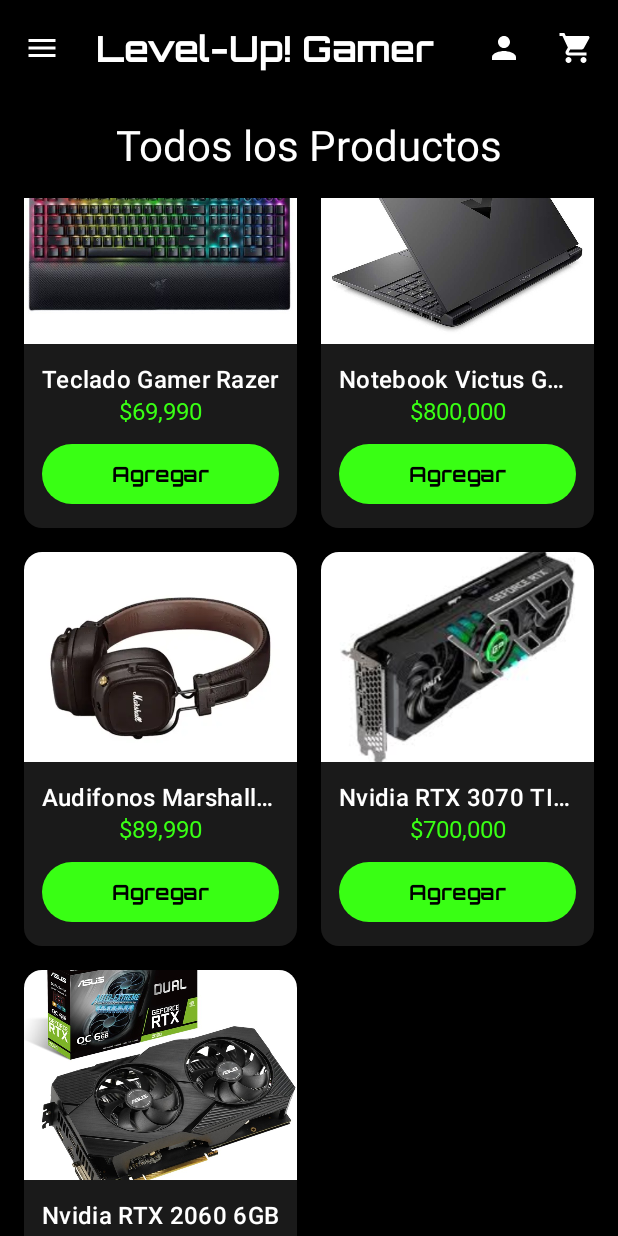
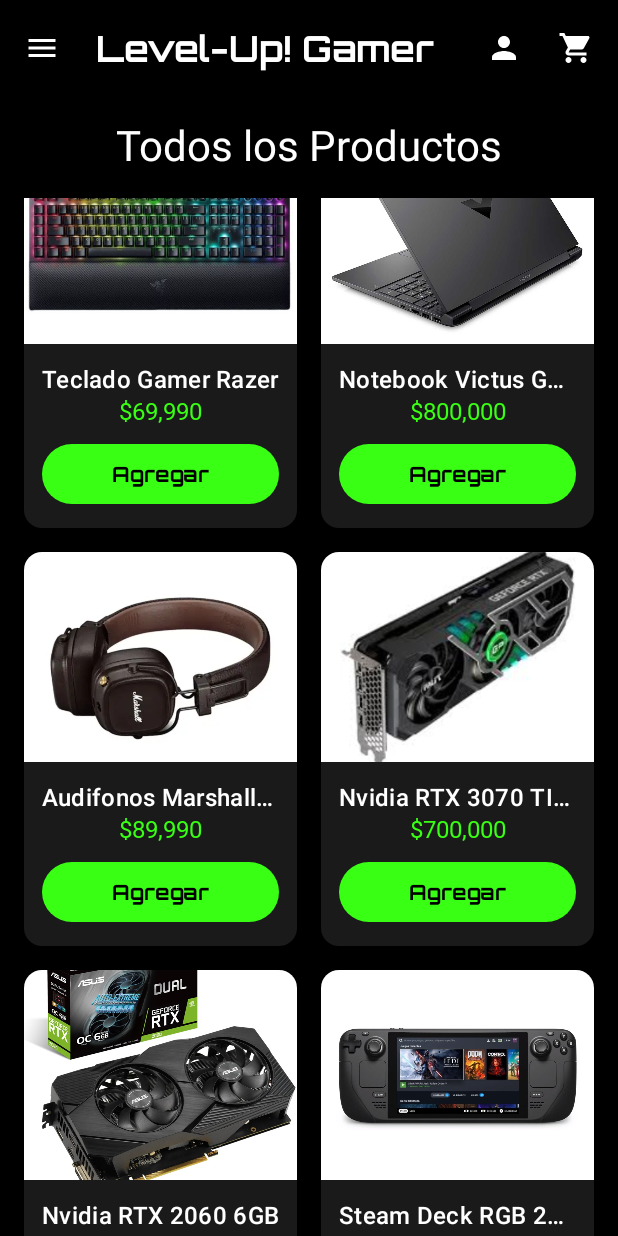
Before and after one commit to GOSUGING/project-aplicacion-movil, an Android app built with Jetpack Compose: the products screen opened through its navigation route, scrolled down 1452 dp, on a phone screen of 412 x 824 dp. Run offline under Robolectric (Android 15) with nearby library versions, the phone set to English and light mode, and no system bars; our stand-ins replace Dagger/Hilt's generated code.

Commit message:
Add product 'Steam Deck RGB 250GB'

```diff
--- a/app/src/main/java/com/example/levelup/ui/screens/ProductsScreen.kt
+++ b/app/src/main/java/com/example/levelup/ui/screens/ProductsScreen.kt
@@ -165,7 +165,8 @@ private fun sampleProducts(): List<Product> {
         Product(12, "Notebook Victus Gamer", "Potencia y rendimiento", 800000.0, imageUrl = null, imageRes = R.drawable.victus, category = "consolas"),
         Product(13, "Audifonos Marshall Major IV", "Calidad para largas sesiones", 89990.0, imageUrl = null, imageRes = R.drawable.marshall_heardphones, category = "accesorios"),
         Product(14, "Nvidia RTX 3070 TI 8GB", "Potencia y rendimiento", 700000.0, imageUrl = null, imageRes = R.drawable.rtx3070, category = "graficas"),
-        Product(15, "Nvidia RTX 2060 6GB", "Potencia y rendimiento", 400000.0, imageUrl = null, imageRes = R.drawable.rtx2060, category = "graficas")
+        Product(15, "Nvidia RTX 2060 6GB", "Potencia y rendimiento", 400000.0, imageUrl = null, imageRes = R.drawable.rtx2060, category = "graficas"),
+        Product(16, "Steam Deck RGB 250GB", "Consola portátil", 299990.0, imageUrl = null, imageRes = R.drawable.SteamDeck, category = "consolas")
 
         // Añade más productos para otras categorías
     )
```
Also changed, not shown: app/src/main/res/drawable/SteamDeck.jpg (added).
